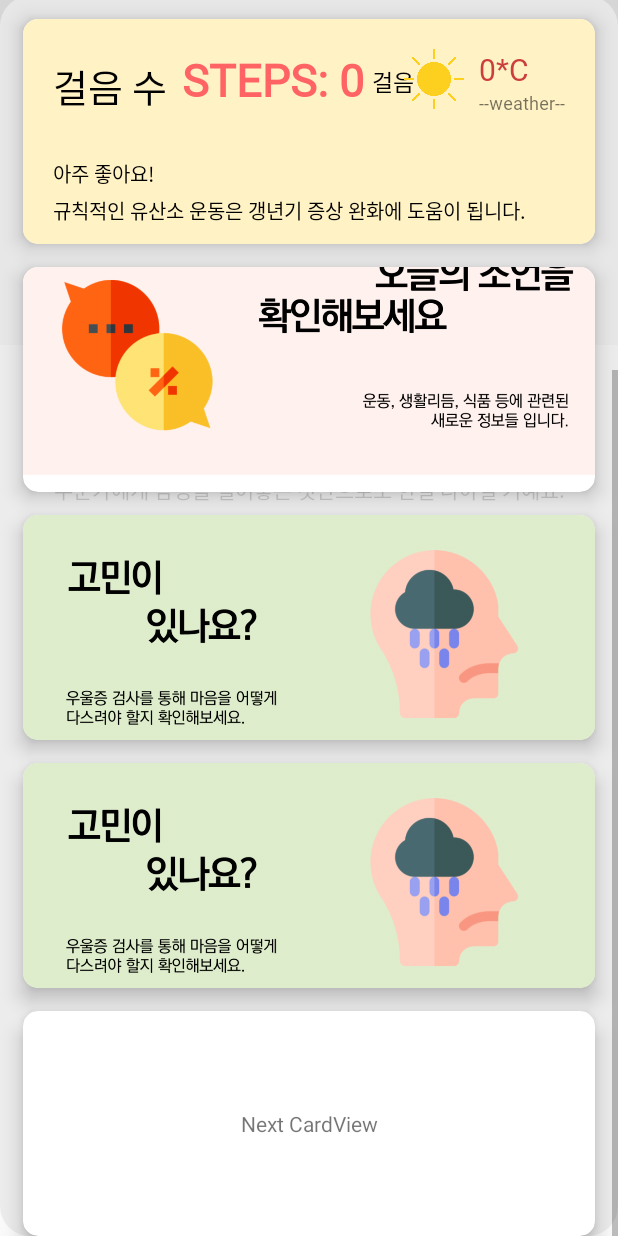
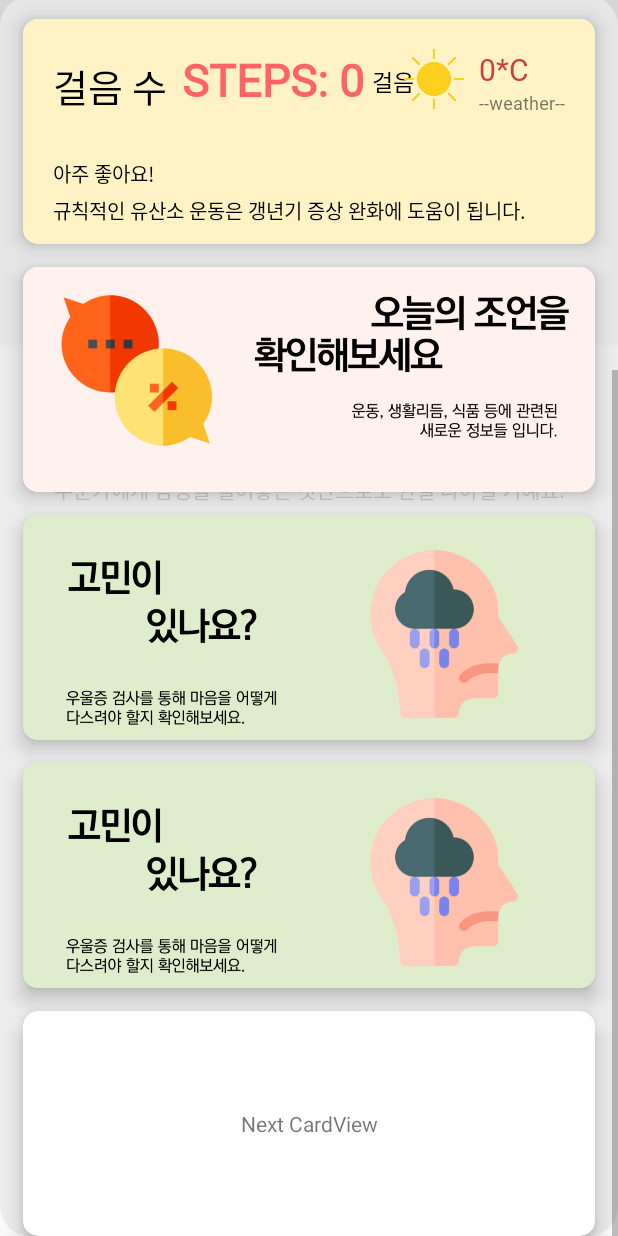
Before and after one commit to Midstart/Midstart_repo, an Android app: the MainActivity screen opened directly, with no data from a screen before it, scrolled down 352 dp, on a phone screen of 412 x 824 dp. Run offline under Robolectric (Android 15) with nearby library versions, the phone set to English and light mode, and no system bars; our stand-ins replace Firebase (no records; nobody signed in at launch, a user with empty details on screens opened directly); libraries missing offline, so code that uses them is left out: com.loopj.android; 1 statement that could not run was skipped.

Commit message:
썸네일 수정

```diff
--- a/app/src/main/res/layout/activity_main.xml
+++ b/app/src/main/res/layout/activity_main.xml
@@ -249,7 +249,7 @@
                             android:layout_width="wrap_content"
                             android:layout_height="200dp"
                             android:scaleType="centerCrop"
-                            android:src="@drawable/thumbnail03"
+                            android:src="@drawable/thumbnail03_new"
                             app:layout_constraintBottom_toBottomOf="parent"
                             app:layout_constraintEnd_toEndOf="parent"
                             app:layout_constraintStart_toStartOf="parent"
```
Also changed, not shown: app/src/main/res/drawable-v24/thumbnail03_new.png (added).
